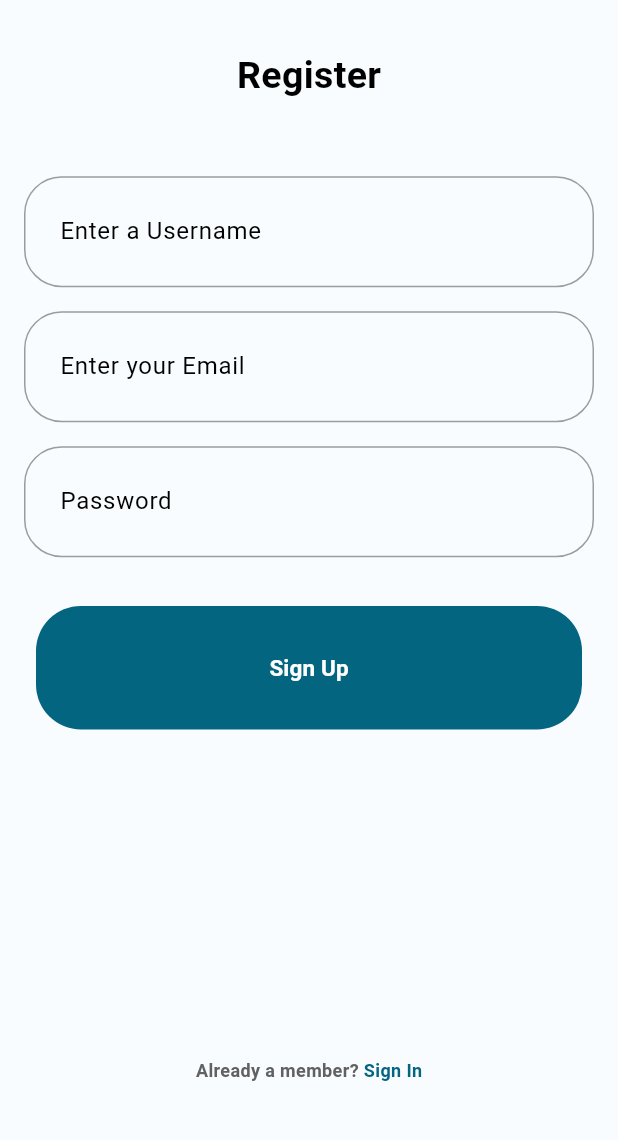
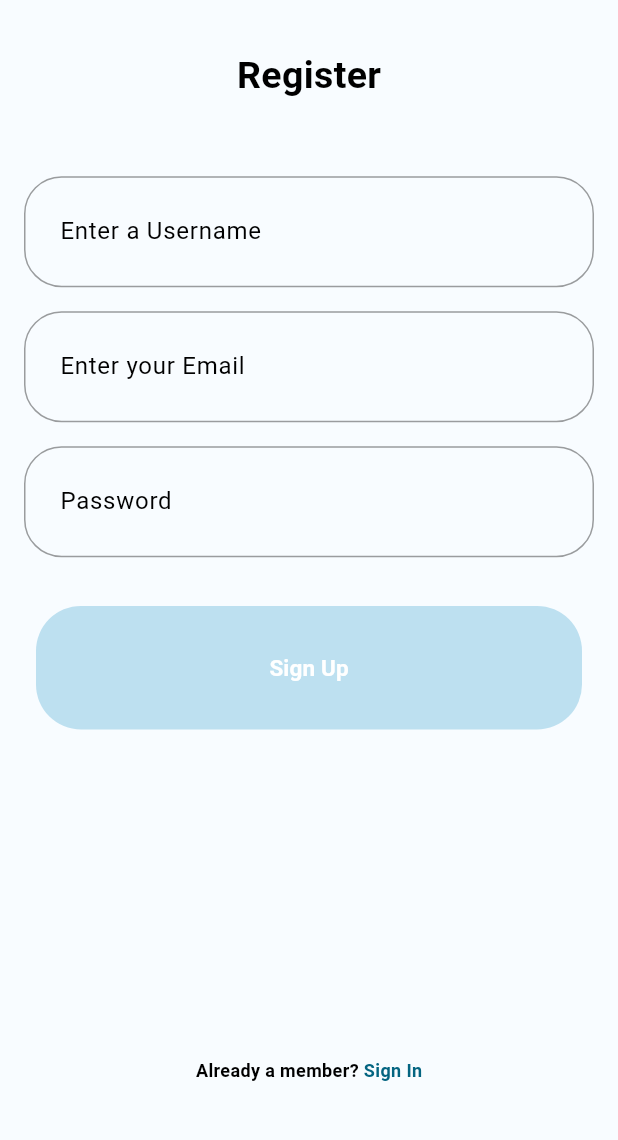
Before and after one commit to arkchs/musi-dash, a Flutter app: the AccountPage screen opened directly, after a tap on "Register", on a phone screen of 412 x 824 dp, the part 84-1224 px from its top. Run offline on Flutter 3.47's test engine with Material 3 defaults, Android fonts, the phone set to English and light mode, and no system bars; our stand-ins replace animated_splash_screen, audioplayers, lottie, palette_generator; missing offline and left inert: dynamic_themes.

Commit message:
colors, features and hero anim

```diff
--- a/lib/components/audio_player_widget.dart
+++ b/lib/components/audio_player_widget.dart
@@ -85,9 +85,7 @@ class _PlayerWidgetState extends State<PlayerWidget> {
     } else {
       index = index - 1;
     }
-    Navigator.push((context), MaterialPageRoute(builder: (context) {
-      return SongsPage(index: index);
-    }));
+    slideRouteBuilderAnimation(index, -1.0, 0.0);
   }
 
   void slideRouteBuilderAnimation(int index, double x, double y) {
@@ -187,7 +185,7 @@ class _PlayerWidgetState extends State<PlayerWidget> {
           ),
         ),
         Padding(
-          padding: const EdgeInsets.symmetric(horizontal: 20.0),
+          padding: const EdgeInsets.symmetric(horizontal: 30.0, vertical: 15),
           child: CustomUtilityOptions(
             radius: radius,
             color: color,
--- a/lib/constants/theme/dark_theme.dart
+++ b/lib/constants/theme/dark_theme.dart
@@ -1,9 +1,9 @@
 import 'package:flutter/material.dart';
 
 ThemeData darkMode = ThemeData(
-    colorScheme: ColorScheme.dark(
-  background: Colors.black,
-  primary: const Color(0xff046581),
-  secondary: Colors.blue.shade900,
-  inversePrimary: Colors.white70,
-));
+    colorScheme: const ColorScheme.dark(
+        background: Color(0xff121317),
+        primary: Color(0Xffdbe1f9),
+        secondary: Color(0xff292a2e),
+        inversePrimary: Colors.white70,
+        tertiary: Color(0xff046581)));
--- a/lib/constants/theme/light_theme.dart
+++ b/lib/constants/theme/light_theme.dart
@@ -2,8 +2,8 @@ import 'package:flutter/material.dart';
 
 ThemeData lightMode = ThemeData(
     colorScheme: const ColorScheme.light(
-  background: Color(0xfff8fcff),
-  primary: Color(0xff046581),
-  secondary: Color(0xffdfecf2),
-  inversePrimary: Colors.black38,
-));
+        background: Color(0xfff8fcff),
+        primary: Color(0xff046581),
+        secondary: Color(0xffdfecf2),
+        inversePrimary: Colors.black38,
+        tertiary: Color.fromARGB(255, 189, 224, 240)));
--- a/lib/constants/theme/text_theme.dart
+++ b/lib/constants/theme/text_theme.dart
@@ -2,9 +2,8 @@ import 'package:flutter/material.dart';
 
 extension CustomStyles on TextTheme {
   TextStyle get mainHeading {
-    return TextStyle(
+    return const TextStyle(
       fontSize: 25.0,
-      color: Colors.blue.shade900,
       fontWeight: FontWeight.bold,
     );
   }
@@ -12,15 +11,13 @@ extension CustomStyles on TextTheme {
   TextStyle get mediumHeading {
     return const TextStyle(
       fontSize: 15.0,
-      color: Colors.black,
       fontWeight: FontWeight.bold,
     );
   }
 
   TextStyle get smallHeadings {
-    return TextStyle(
+    return const TextStyle(
       fontSize: 12.0,
-      color: Colors.grey.shade700,
       fontWeight: FontWeight.bold,
     );
   }
--- a/lib/pages/account_page.dart
+++ b/lib/pages/account_page.dart
@@ -1,7 +1,7 @@
 import 'package:flutter/material.dart';
 import 'package:musi/constants/theme/text_theme.dart';
 import 'package:musi/pages/login_page.dart';
-import 'package:musi/pages/register.dart';
+import 'package:musi/pages/register_page.dart';
 
 class AccountPage extends StatefulWidget {
   const AccountPage({super.key});
@@ -15,6 +15,7 @@ class _AccountPageState extends State<AccountPage> {
   Widget build(BuildContext context) {
     return Scaffold(
       appBar: AppBar(
+          backgroundColor: Theme.of(context).colorScheme.background,
           leading: IconButton(
             onPressed: () {
               Navigator.pop(context);
@@ -30,12 +31,26 @@ class _AccountPageState extends State<AccountPage> {
                 colors: [Colors.blue, Colors.green],
                 tileMode: TileMode.mirror,
               ).createShader(bounds),
+              child: Hero(
+                flightShuttleBuilder: (flightContext, animation,
+                    flightDirection, fromHeroContext, toHeroContext) {
+                  return Container(
+                    width: 10.0,
+                    height: 10.0,
+                    decoration: const BoxDecoration(
+                      shape: BoxShape.circle,
+                      color: Colors.blue,
+                    ),
+                  );
+                },
+                tag: 'title',
                 child: Text(
                   "Musi Dash",
                   style: Theme.of(context)
                       .textTheme
                       .mainHeading
                       .copyWith(color: Colors.white, fontSize: 40),
+                ),
               ),
             ),
             const SizedBox(
@@ -85,16 +100,11 @@ class _AccountPageState extends State<AccountPage> {
                     borderRadius: BorderRadius.circular(20.0),
                   )),
                   backgroundColor: MaterialStateProperty.all(
-                      Theme.of(context).colorScheme.primary),
+                      Theme.of(context).colorScheme.tertiary),
                   padding:
                       MaterialStateProperty.all(const EdgeInsets.all(16.0))),
-              child: Text(
-                "Register",
-                style: Theme.of(context)
-                    .textTheme
-                    .mediumHeading
-                    .copyWith(color: Colors.white),
-              ),
+              child: Text("Register",
+                  style: Theme.of(context).textTheme.mediumHeading),
             ),
           ),
           const SizedBox(
@@ -119,10 +129,7 @@ class _AccountPageState extends State<AccountPage> {
                       MaterialStateProperty.all(const EdgeInsets.all(16.0))),
               child: Text(
                 "Sign In",
-                style: Theme.of(context)
-                    .textTheme
-                    .mediumHeading
-                    .copyWith(color: Colors.black),
+                style: Theme.of(context).textTheme.mediumHeading,
               ),
             ),
           )
--- a/lib/pages/register.dart
+++ b/lib/pages/register_page.dart
@@ -27,11 +27,7 @@ class _SignUpScreenState extends State<SignUpScreen> {
               SizedBox(
                 height: size.height * 0.02,
               ),
-              Text("Register",
-                  style: Theme.of(context)
-                      .textTheme
-                      .mainHeading
-                      .copyWith(color: Colors.black)),
+              Text("Register", style: Theme.of(context).textTheme.mainHeading),
               SizedBox(
                 height: size.height * 0.04,
               ),
@@ -61,17 +57,32 @@ class _SignUpScreenState extends State<SignUpScreen> {
 
   AppBar _basicAppBar(BuildContext context) {
     return AppBar(
+        backgroundColor: Theme.of(context).colorScheme.background,
         title: ShaderMask(
           shaderCallback: (bounds) => const LinearGradient(
             colors: [Colors.blue, Colors.green],
             tileMode: TileMode.mirror,
           ).createShader(bounds),
+          child: Hero(
+            flightShuttleBuilder: (flightContext, animation, flightDirection,
+                fromHeroContext, toHeroContext) {
+              return Container(
+                width: 10.0,
+                height: 10.0,
+                decoration: const BoxDecoration(
+                  shape: BoxShape.circle,
+                  color: Colors.blue,
+                ),
+              );
+            },
+            tag: 'title',
             child: Text(
               "Musi Dash",
               style: Theme.of(context)
                   .textTheme
                   .mainHeading
                   .copyWith(color: Colors.white),
+            ),
           ),
         ),
         centerTitle: true,
@@ -81,49 +92,6 @@ class _SignUpScreenState extends State<SignUpScreen> {
             Navigator.pop(context);
           },
         ));
-  }
-
-  Row _signupText(BuildContext context) {
-    return Row(
-      mainAxisAlignment: MainAxisAlignment.center,
-      children: [
-        Text("Already a member?",
-            style: Theme.of(context).textTheme.smallHeadings),
-        GestureDetector(
-          onTap: () {
-            Navigator.push(context,
-                MaterialPageRoute(builder: (context) => const LoginScreen()));
-          },
-          child: Text(" Sign In",
-              style: Theme.of(context)
-                  .textTheme
-                  .smallHeadings
-                  .copyWith(color: Theme.of(context).colorScheme.primary)),
-        ),
-      ],
-    );
-  }
-
-  TextButton _button(Size size, BuildContext context) {
-    return TextButton(
-      onPressed: () {},
-      style: ButtonStyle(
-          shape: MaterialStatePropertyAll(RoundedRectangleBorder(
-            borderRadius: BorderRadius.circular(30.0),
-          )),
-          fixedSize: MaterialStateProperty.all(
-              Size(size.width - 48, size.height * .1)),
-          backgroundColor:
-              MaterialStateProperty.all(Theme.of(context).colorScheme.primary),
-          padding: MaterialStateProperty.all(const EdgeInsets.all(16.0))),
-      child: Text(
-        "Sign Up",
-        style: Theme.of(context)
-            .textTheme
-            .mediumHeading
-            .copyWith(color: Colors.white),
-      ),
-    );
   }
 
   Padding _password(BuildContext context) {
@@ -184,4 +152,47 @@ class _SignUpScreenState extends State<SignUpScreen> {
       ),
     );
   }
+
+  TextButton _button(Size size, BuildContext context) {
+    return TextButton(
+      onPressed: () {},
+      style: ButtonStyle(
+          shape: MaterialStatePropertyAll(RoundedRectangleBorder(
+            borderRadius: BorderRadius.circular(30.0),
+          )),
+          fixedSize: MaterialStateProperty.all(
+              Size(size.width - 48, size.height * .1)),
+          backgroundColor:
+              MaterialStateProperty.all(Theme.of(context).colorScheme.tertiary),
+          padding: MaterialStateProperty.all(const EdgeInsets.all(16.0))),
+      child: Text(
+        "Sign Up",
+        style: Theme.of(context)
+            .textTheme
+            .mediumHeading
+            .copyWith(color: Colors.white),
+      ),
+    );
   }
+
+  Row _signupText(BuildContext context) {
+    return Row(
+      mainAxisAlignment: MainAxisAlignment.center,
+      children: [
+        Text("Already a member?",
+            style: Theme.of(context).textTheme.smallHeadings),
+        GestureDetector(
+          onTap: () {
+            Navigator.push(context,
+                MaterialPageRoute(builder: (context) => const LoginScreen()));
+          },
+          child: Text(" Sign In",
+              style: Theme.of(context)
+                  .textTheme
+                  .smallHeadings
+                  .copyWith(color: Theme.of(context).colorScheme.primary)),
+        ),
+      ],
+    );
+  }
+}
--- a/lib/pages/settings_page.dart
+++ b/lib/pages/settings_page.dart
@@ -1,6 +1,6 @@
 import 'package:flutter/material.dart';
 import 'package:musi/constants/theme/theme_provider.dart';
-import 'package:musi/pages/login_page.dart';
+import 'package:musi/pages/account_page.dart';
 import 'package:provider/provider.dart';
 
 class SettingsPage extends StatelessWidget {
@@ -45,7 +45,7 @@ class SettingsPage extends StatelessWidget {
                 leading: const Icon(Icons.account_box),
                 onTap: () {
                   Navigator.push(context, MaterialPageRoute(builder: (context) {
-                    return const LoginScreen();
+                    return const AccountPage();
                   }));
                 },
               ),
--- a/pubspec.yaml
+++ b/pubspec.yaml
@@ -40,6 +40,8 @@ dependencies:
   on_audio_query: ^2.9.0
   dynamic_themes: ^1.1.0
   palette_generator: ^0.3.3+4
+  animated_splash_screen: ^1.3.0
+  lottie: ^3.1.3
 
 dev_dependencies:
   flutter_test:
@@ -68,6 +70,7 @@ flutter:
     - assets/
     - assets/songs/
     - assets/images/
+    - assets/anim/
 
   # An image asset can refer to one or more resolution-specific "variants", see
   # https://flutter.dev/assets-and-images/#resolution-aware
```
Also changed, not shown: lib/components/my_search_bar.dart (+5 -3 lines), lib/components/songs_lists.dart (+19 -21 lines), lib/main.dart (+2 -5 lines), lib/models/songs_provider.dart (+47 -131 lines), lib/pages/home_page.dart (+14 -1 lines), lib/pages/login_page.dart (+19 -11 lines), lib/pages/songs_page.dart (+34 -3 lines), lib/pages/splash_screen.dart (added, +18 -0 lines), lib/components/page_slide_transitions.dart (deleted), pubspec.lock. Lines whose indentation alone changed are shown as unchanged.
